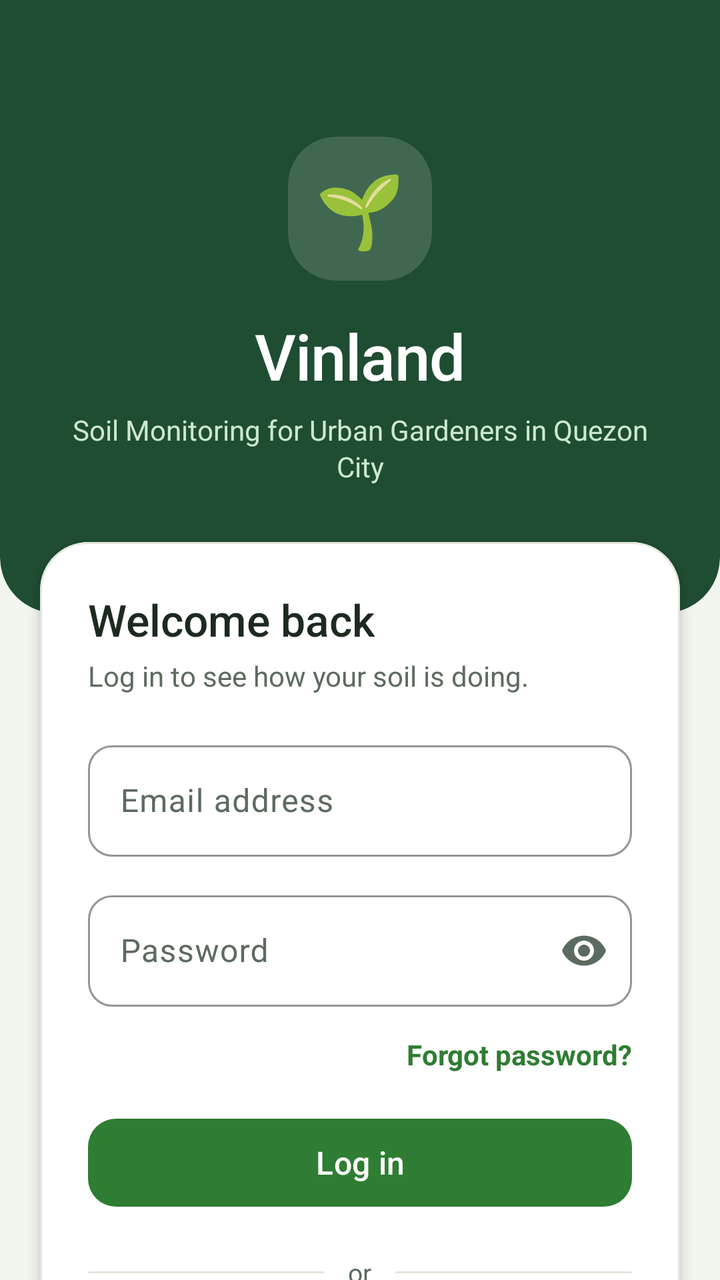
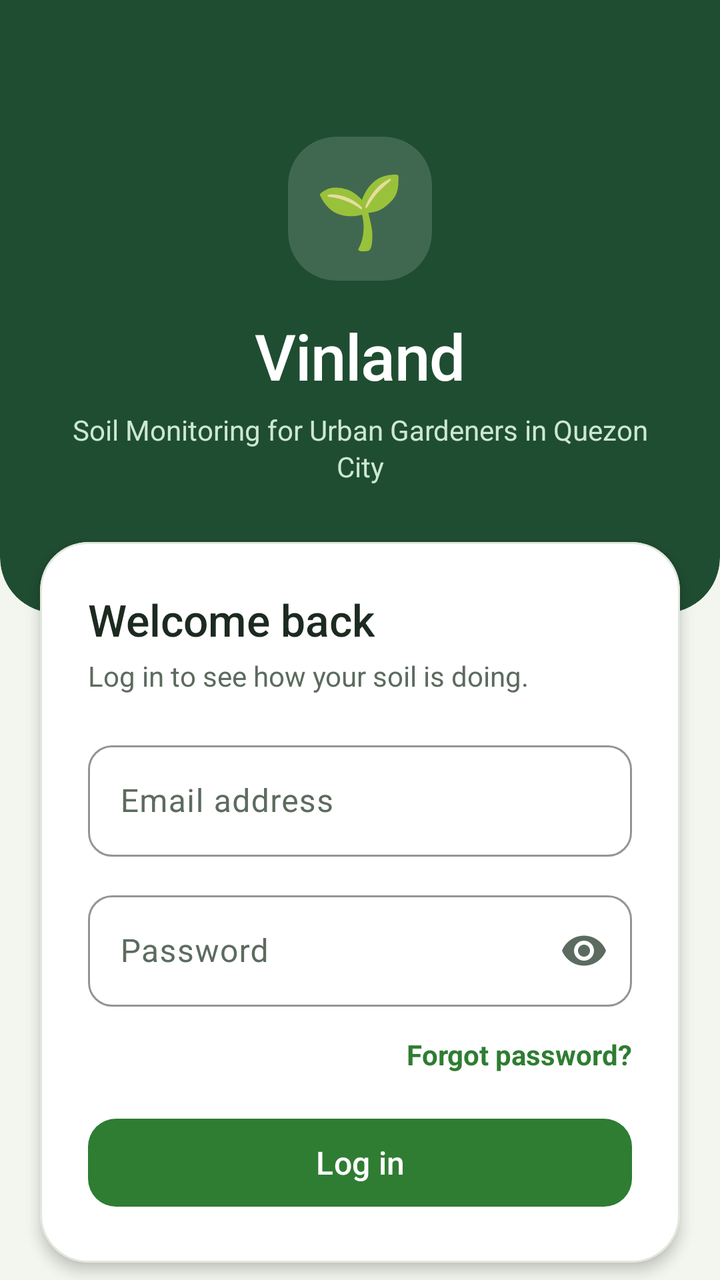

The first picture is an Android layout as it rendered before a commit; the second is the same layout after the commit. The layout source and the unified diff follow.
<!-- AndroidManifest.xml: application theme Theme.Vinland -->
<!-- res/layout/activity_login.xml -->
<?xml version="1.0" encoding="utf-8"?>
<androidx.core.widget.NestedScrollView xmlns:android="http://schemas.android.com/apk/res/android"
    xmlns:app="http://schemas.android.com/apk/res-auto"
    android:layout_width="match_parent"
    android:layout_height="match_parent"
    android:background="#F3F5EF"
    android:clipToPadding="false"
    android:fillViewport="true">

    

    <LinearLayout
        android:layout_width="match_parent"
        android:layout_height="wrap_content"
        android:orientation="vertical">

        
        <com.google.android.material.card.MaterialCardView
            android:layout_width="match_parent"
            android:layout_height="wrap_content"
            android:layout_marginTop="-28dp"
            app:cardBackgroundColor="#1F4D32"
            app:cardCornerRadius="28dp"
            app:cardElevation="0dp"
            app:strokeWidth="0dp">

            <LinearLayout
                android:layout_width="match_parent"
                android:layout_height="wrap_content"
                android:gravity="center_horizontal"
                android:orientation="vertical"
                android:paddingHorizontal="32dp"
                android:paddingTop="96dp"
                android:paddingBottom="64dp">

                <com.google.android.material.card.MaterialCardView
                    android:layout_width="72dp"
                    android:layout_height="72dp"
                    app:cardBackgroundColor="#26FFFFFF"
                    app:cardCornerRadius="24dp"
                    app:cardElevation="0dp"
                    app:strokeWidth="0dp">

                    <TextView
                        android:layout_width="match_parent"
                        android:layout_height="match_parent"
                        android:gravity="center"
                        android:importantForAccessibility="no"
                        android:text="🌱"
                        android:textSize="36sp" />
                </com.google.android.material.card.MaterialCardView>

                <TextView
                    android:id="@+id/tvAppName"
                    android:layout_width="wrap_content"
                    android:layout_height="wrap_content"
                    android:layout_marginTop="16dp"
                    android:fontFamily="sans-serif-medium"
                    android:letterSpacing="-0.01"
                    android:text="Vinland"
                    android:textColor="#FFFFFF"
                    android:textSize="32sp" />

                <TextView
                    android:id="@+id/tvTagline"
                    android:layout_width="wrap_content"
                    android:layout_height="wrap_content"
                    android:layout_marginTop="6dp"
                    android:gravity="center"
                    android:lineSpacingMultiplier="1.1"
                    android:text="Soil Monitoring for Urban Gardeners in Quezon City"
                    android:textColor="#CDE8D0"
                    android:textSize="14sp" />
            </LinearLayout>
        </com.google.android.material.card.MaterialCardView>

        
        <com.google.android.material.card.MaterialCardView
            android:layout_width="match_parent"
            android:layout_height="wrap_content"
            android:layout_marginStart="20dp"
            android:layout_marginTop="-36dp"
            android:layout_marginEnd="20dp"
            app:cardBackgroundColor="#FFFFFF"
            app:cardCornerRadius="24dp"
            app:cardElevation="4dp"
            app:strokeColor="#E2E7DC"
            app:strokeWidth="1dp">

            <LinearLayout
                android:layout_width="match_parent"
                android:layout_height="wrap_content"
                android:orientation="vertical"
                android:padding="24dp">

                <TextView
                    android:layout_width="wrap_content"
                    android:layout_height="wrap_content"
                    android:fontFamily="sans-serif-medium"
                    android:text="Welcome back"
                    android:textColor="#1C2A20"
                    android:textSize="22sp" />

                <TextView
                    android:layout_width="wrap_content"
                    android:layout_height="wrap_content"
                    android:layout_marginTop="4dp"
                    android:layout_marginBottom="20dp"
                    android:text="Log in to see how your soil is doing."
                    android:textColor="#5C6B5F"
                    android:textSize="14sp" />

                
                <com.google.android.material.textfield.TextInputLayout
                    android:id="@+id/tilEmail"
                    style="@style/Widget.Material3.TextInputLayout.OutlinedBox"
                    android:layout_width="match_parent"
                    android:layout_height="wrap_content"
                    android:hint="Email address"
                    app:boxCornerRadiusBottomEnd="12dp"
                    app:boxCornerRadiusBottomStart="12dp"
                    app:boxCornerRadiusTopEnd="12dp"
                    app:boxCornerRadiusTopStart="12dp"
                    app:boxStrokeColor="#2E7D32"
                    app:hintTextColor="#2E7D32">

                    <com.google.android.material.textfield.TextInputEditText
                        android:id="@+id/etEmail"
                        android:layout_width="match_parent"
                        android:layout_height="wrap_content"
                        android:autofillHints="emailAddress"
                        android:imeOptions="actionNext"
                        android:inputType="textEmailAddress"
                        android:textColor="#1C2A20" />
                </com.google.android.material.textfield.TextInputLayout>

                
                <com.google.android.material.textfield.TextInputLayout
                    android:id="@+id/tilPassword"
                    style="@style/Widget.Material3.TextInputLayout.OutlinedBox"
                    android:layout_width="match_parent"
                    android:layout_height="wrap_content"
                    android:layout_marginTop="14dp"
                    android:hint="Password"
                    app:boxCornerRadiusBottomEnd="12dp"
                    app:boxCornerRadiusBottomStart="12dp"
                    app:boxCornerRadiusTopEnd="12dp"
                    app:boxCornerRadiusTopStart="12dp"
                    app:boxStrokeColor="#2E7D32"
                    app:endIconMode="password_toggle"
                    app:hintTextColor="#2E7D32">

                    <com.google.android.material.textfield.TextInputEditText
                        android:id="@+id/etPassword"
                        android:layout_width="match_parent"
                        android:layout_height="wrap_content"
                        android:autofillHints="password"
                        android:imeOptions="actionDone"
                        android:inputType="textPassword"
                        android:textColor="#1C2A20" />
                </com.google.android.material.textfield.TextInputLayout>

                
                <TextView
                    android:id="@+id/tvForgotPassword"
                    android:layout_width="wrap_content"
                    android:layout_height="48dp"
                    android:layout_gravity="end"
                    android:gravity="center_vertical"
                    android:paddingStart="8dp"
                    android:text="Forgot password?"
                    android:textColor="#2E7D32"
                    android:textSize="14sp"
                    android:textStyle="bold" />

                
                <TextView
                    android:id="@+id/tvError"
                    android:layout_width="match_parent"
                    android:layout_height="wrap_content"
                    android:layout_marginBottom="4dp"
                    android:textColor="#B3261E"
                    android:textSize="13sp"
                    android:visibility="gone" />

                
                <com.google.android.material.button.MaterialButton
                    android:id="@+id/btnLogin"
                    android:layout_width="match_parent"
                    android:layout_height="52dp"
                    android:layout_marginTop="4dp"
                    android:text="Log in"
                    android:textAllCaps="false"
                    android:textColor="#FFFFFF"
                    android:textSize="16sp"
                    app:backgroundTint="#2E7D32"
                    app:cornerRadius="14dp" />

                
                <LinearLayout
                    android:layout_width="match_parent"
                    android:layout_height="wrap_content"
                    android:layout_marginTop="20dp"
                    android:layout_marginBottom="20dp"
                    android:gravity="center"
                    android:orientation="horizontal">

                    <View
                        android:layout_width="0dp"
                        android:layout_height="1dp"
                        android:layout_weight="1"
                        android:background="#E2E7DC" />

                    <TextView
                        android:layout_width="wrap_content"
                        android:layout_height="wrap_content"
                        android:paddingHorizontal="12dp"
                        android:text="or"
                        android:textColor="#5C6B5F"
                        android:textSize="13sp" />

                    <View
                        android:layout_width="0dp"
                        android:layout_height="1dp"
                        android:layout_weight="1"
                        android:background="#E2E7DC" />
                </LinearLayout>

                
                <com.google.android.material.button.MaterialButton
                    android:id="@+id/btnGoogleSignIn"
                    style="@style/Widget.Material3.Button.OutlinedButton"
                    android:layout_width="match_parent"
                    android:layout_height="52dp"
                    android:text="Continue with Google"
                    android:textAllCaps="false"
                    android:textColor="#1C2A20"
                    android:textSize="15sp"
                    app:backgroundTint="@android:color/transparent"
                    app:cornerRadius="14dp"
                    app:strokeColor="#CFD6C9"
                    app:strokeWidth="1.5dp" />

                <ProgressBar
                    android:id="@+id/progressBar"
                    android:layout_width="wrap_content"
                    android:layout_height="wrap_content"
                    android:layout_gravity="center"
                    android:layout_marginTop="16dp"
                    android:indeterminateTint="#2E7D32"
                    android:visibility="gone" />

            </LinearLayout>
        </com.google.android.material.card.MaterialCardView>

        
        <TextView
            android:id="@+id/tvGoToRegister"
            android:layout_width="wrap_content"
            android:layout_height="48dp"
            android:layout_gravity="center"
            android:layout_marginTop="16dp"
            android:layout_marginBottom="32dp"
            android:gravity="center"
            android:paddingHorizontal="16dp"
            android:text="Don't have an account? Register"
            android:textColor="#2E7D32"
            android:textSize="14sp"
            android:textStyle="bold" />

    </LinearLayout>
</androidx.core.widget.NestedScrollView>
<!-- resources referenced by this layout -->
<resources>
  <style name="Theme.Vinland" parent="Base.Theme.Vinland" />
  <style name="Base.Theme.Vinland" parent="Theme.Material3.Light.NoActionBar">
          <item name="colorPrimary">@color/vinland_fern</item>
          <item name="colorOnPrimary">@color/white</item>
          <item name="colorPrimaryContainer">@color/vinland_mint</item>
          <item name="colorOnPrimaryContainer">@color/vinland_forest</item>
          <item name="colorSecondary">@color/vinland_forest</item>
          <item name="colorOnSecondary">@color/white</item>
          <item name="colorSecondaryContainer">@color/vinland_leaf</item>
          <item name="colorOnSecondaryContainer">@color/vinland_forest</item>
          <item name="colorTertiary">@color/vinland_forest</item>
          <item name="colorError">@color/vinland_error</item>
          <item name="android:colorBackground">@color/vinland_paper</item>
          <item name="colorSurface">@color/white</item>
          <item name="colorSurfaceContainerHigh">@color/white</item>
          <item name="colorOnSurface">@color/vinland_ink</item>
          <item name="colorOnSurfaceVariant">@color/vinland_muted</item>
          <item name="colorOutline">@color/vinland_line</item>
          <item name="colorControlActivated">@color/vinland_fern</item>
          <item name="android:textColorHighlight">@color/vinland_mint</item>
          
          <item name="elevationOverlayEnabled">false</item>
  
          
          <item name="android:windowLightStatusBar">false</item>
          <item name="android:windowLightNavigationBar" tools:targetApi="27">true</item>
          <item name="android:navigationBarColor">@color/vinland_paper</item>
      </style>
  <color name="vinland_fern">#2E7D32</color>
  <color name="white">#FFFFFFFF</color>
  <color name="vinland_mint">#CDE8D0</color>
  <color name="vinland_forest">#1F4D32</color>
  <color name="vinland_leaf">#EEF5EA</color>
  <color name="vinland_error">#D32F2F</color>
  <color name="vinland_paper">#F3F5EF</color>
  <color name="vinland_ink">#1C2A20</color>
  <color name="vinland_muted">#5C6B5F</color>
  <color name="vinland_line">#E2E7DC</color>
</resources>

<!-- the commit's change to res/layout/activity_login.xml (unified diff, before → after) -->
@@ -195,51 +195,6 @@
                     android:textSize="16sp"
                     app:backgroundTint="#2E7D32"
                     app:cornerRadius="14dp" />
-
-                
-                <LinearLayout
-                    android:layout_width="match_parent"
-                    android:layout_height="wrap_content"
-                    android:layout_marginTop="20dp"
-                    android:layout_marginBottom="20dp"
-                    android:gravity="center"
-                    android:orientation="horizontal">
-
-                    <View
-                        android:layout_width="0dp"
-                        android:layout_height="1dp"
-                        android:layout_weight="1"
-                        android:background="#E2E7DC" />
-
-                    <TextView
-                        android:layout_width="wrap_content"
-                        android:layout_height="wrap_content"
-                        android:paddingHorizontal="12dp"
-                        android:text="or"
-                        android:textColor="#5C6B5F"
-                        android:textSize="13sp" />
-
-                    <View
-                        android:layout_width="0dp"
-                        android:layout_height="1dp"
-                        android:layout_weight="1"
-                        android:background="#E2E7DC" />
-                </LinearLayout>
-
-                
-                <com.google.android.material.button.MaterialButton
-                    android:id="@+id/btnGoogleSignIn"
-                    style="@style/Widget.Material3.Button.OutlinedButton"
-                    android:layout_width="match_parent"
-                    android:layout_height="52dp"
-                    android:text="Continue with Google"
-                    android:textAllCaps="false"
-                    android:textColor="#1C2A20"
-                    android:textSize="15sp"
-                    app:backgroundTint="@android:color/transparent"
-                    app:cornerRadius="14dp"
-                    app:strokeColor="#CFD6C9"
-                    app:strokeWidth="1.5dp" />
 
                 <ProgressBar
                     android:id="@+id/progressBar"
